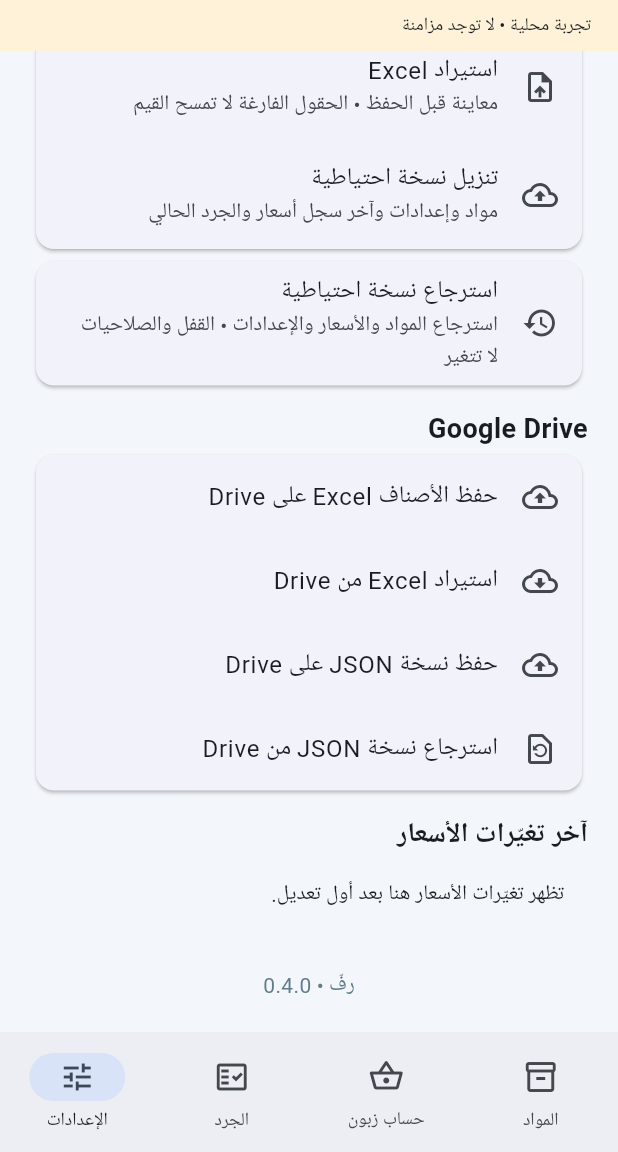
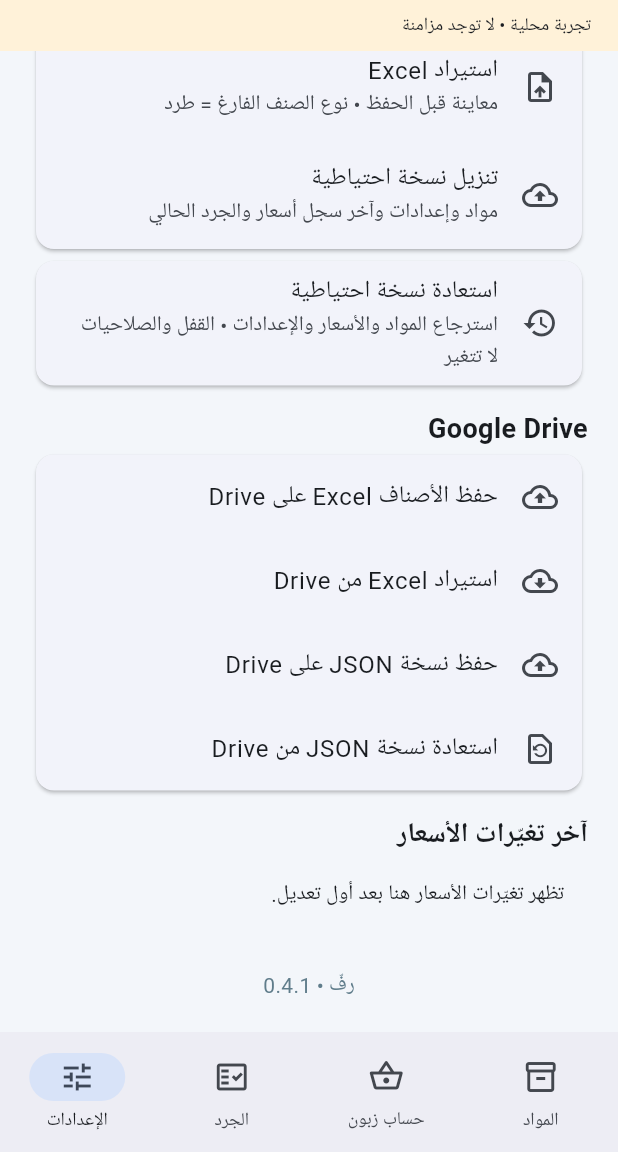
Before and after one commit to dr-askar/raff-app, a Flutter app: the screen it shows after launch, item 4 of the bottom bar chosen, scrolled down 576 dp, on a phone screen of 412 x 824 dp, the part 84-1236 px from its top. Run offline on Flutter 3.47's test engine with Material 3 defaults, Android fonts, the phone set to English and light mode, and no system bars; our stand-ins replace cloud_firestore, cross_file, file_picker, firebase_auth, firebase_core, share_plus and 1 more; missing offline and left inert: cryptography, excel, mobile_scanner; accounts and stored records are empty.

Commit message:
Simplify pack and weight entry and reclaim material list space
Use compact exchange summary, explicit pack/weight selection, direct pack-cost entry, Arabic Excel types with blank-cell pack default, and clearer independent worker restore permission. Preserve legacy sheets without a type column and canonical per-unit costs. Add five focused regression checks; source version 0.4.1+9.

```diff
--- a/lib/data/files.dart
+++ b/lib/data/files.dart
@@ -28,12 +28,12 @@ class StoreFiles {
     final sheet = book['Products'];
     book.delete('Sheet1');
     sheet.appendRow(['id', 'name', 'barcode', 'category', 'pack', 'quantity', 'cost_usd',
-      'margin_percent', 'manual_price', 'sale_price', 'exchange_rate', 'cost_currency', 'cost_syp', 'bargain_percent', 'unit'].map(TextCellValue.new).toList());
+      'margin_percent', 'manual_price', 'sale_price', 'exchange_rate', 'cost_currency', 'cost_syp', 'bargain_percent', 'نوع الصنف'].map(TextCellValue.new).toList());
     for (final p in products) {
       sheet.appendRow([TextCellValue(p.id), TextCellValue(p.name), TextCellValue(p.barcode), TextCellValue(p.category),
         p.pack == p.pack.roundToDouble() ? IntCellValue(p.pack.toInt()) : DoubleCellValue(p.pack), DoubleCellValue(p.quantity), p.costUsd == null ? null : DoubleCellValue(p.costUsd!),
         p.margin == null ? null : DoubleCellValue(p.margin!), p.manualPrice == null ? null : DoubleCellValue(p.manualPrice!),
-        p.ready ? DoubleCellValue(p.price(settings)) : null, DoubleCellValue(settings.rate), TextCellValue(p.costCurrency), p.costLocal == null ? null : DoubleCellValue(p.costLocal!), DoubleCellValue(p.bargainPercent), TextCellValue(p.unit)]);
+        p.ready ? DoubleCellValue(p.price(settings)) : null, DoubleCellValue(settings.rate), TextCellValue(p.costCurrency), p.costLocal == null ? null : DoubleCellValue(p.costLocal!), DoubleCellValue(p.bargainPercent), TextCellValue(p.byWeight ? 'وزن' : 'طرد')]);
     }
     return book.encode()!;
   }
@@ -68,6 +68,8 @@ class StoreFiles {
       'التعبئة': 'pack', 'الكمية': 'quantity', 'التكلفة': 'cost_usd',
       'تكلفة بالسوري': 'cost_syp', 'رأس المال بالسوري': 'cost_syp', 'عملة التكلفة': 'cost_currency',
       'وحدة البيع': 'unit', 'الوحدة': 'unit', 'سعر الطرد': 'cost_per_pack', 'تكلفة الطرد': 'cost_per_pack',
+      'نوع الصنف': 'unit', 'نوع المادة': 'unit', 'طريقة البيع': 'unit',
+      'عدد القطع بالطرد': 'pack', 'عدد القطع في الطرد': 'pack', 'وزن الطرد بالكيلوغرام': 'pack',
       'نسبة المساومة': 'bargain_percent', 'نسبة الربح': 'margin_percent', 'سعر ثابت': 'manual_price',
     };
     final planned = <Product>[], warnings = <String>[];
@@ -133,8 +135,9 @@ class StoreFiles {
           if (parsed == null || !parsed.isFinite || parsed < 0) { throw FormatException('قيمة غير صالحة في $key'); }
           return parsed;
         }
-        var unit = field('unit') ?? old?.unit ?? 'piece';
-        unit = {'كغ': 'kg', 'كيلو': 'kg', 'كيلوغرام': 'kg', 'قطعة': 'piece', 'عدد': 'piece'}[unit] ?? unit.toLowerCase();
+        // A blank type cell explicitly selects the default (pack). Older files
+        // without the column preserve an existing product's unit.
+        final unit = headers.contains('unit') ? productUnit(field('unit')) : old?.unit ?? 'piece';
         final pack = numeric('pack');
         final units = pack ?? old?.pack ?? 1.0;
         if (!['kg', 'piece'].contains(unit) || units <= 0 || (unit == 'piece' && (units < 1 || units != units.roundToDouble()))) {
--- a/lib/domain/models.dart
+++ b/lib/domain/models.dart
@@ -1,4 +1,15 @@
 typedef Json = Map<String, dynamic>;
+
+// Keep stored units compatible while accepting the shop's Excel terminology.
+String productUnit(Object? value) {
+  final text = value?.toString().trim().toLowerCase() ?? '';
+  return const {
+    '': 'piece', 'طرد': 'piece', 'بالطرد': 'piece', 'قطعة': 'piece',
+    'عدد': 'piece', 'pack': 'piece', 'carton': 'piece', 'piece': 'piece',
+    'وزن': 'kg', 'بالوزن': 'kg', 'كغ': 'kg', 'كجم': 'kg', 'كيلو': 'kg',
+    'كيلوغرام': 'kg', 'weight': 'kg', 'kg': 'kg',
+  }[text] ?? text;
+}
 
 // Round the floor upward to the displayed currency precision so a displayed
 // minimum can be entered without exceeding the owner's discount allowance.
@@ -46,7 +57,7 @@ class Product {
   factory Product.fromJson(String id, Json j, [Json? pricing]) => Product(
     id: id, name: j['name'] as String? ?? '',
     category: j['category'] as String? ?? 'عام', barcode: j['barcode'] as String? ?? '',
-    pack: number(j['pack'], 1), unit: j['unit'] as String? ?? 'piece',
+    pack: number(j['pack'], 1), unit: productUnit(j['unit']),
     quantity: number(j['quantity']), bargainPercent: number(j['bargainPercent']), saleBaseUsd: number(j['saleBaseUsd']),
     saleBaseLocal: j['saleBaseLocal'] == null ? null : number(j['saleBaseLocal']),
     costCurrency: j['costCurrency'] as String? ?? 'USD',
--- a/lib/domain/worker_access.dart
+++ b/lib/domain/worker_access.dart
@@ -7,6 +7,7 @@ class WorkerAccess {
     'editExchangeRate': 'تغيير سعر صرف الدولار',
     'addProduct': 'إضافة صنف جديد',
     'deleteProduct': 'حذف صنف',
+    'restoreBackup': 'استعادة نسخة احتياطية',
     'editDetails': 'تعديل الاسم والباركود والتعبئة والوحدة والتصنيف',
     'editQuantity': 'تعديل الكمية المتوفرة',
     'editSalePrice': 'تعديل سعر البيع يدوياً',
@@ -16,7 +17,6 @@ class WorkerAccess {
     'useCalculator': 'استخدام حساب الزبون',
     'viewStocktake': 'رؤية الجرد',
     'countStock': 'إدخال العدد الفعلي أثناء الجرد',
-    'restoreBackup': 'استرجاع نسخة احتياطية (المواد والأسعار والإعدادات)',
     'viewHistory': 'رؤية سجل تغيرات الأسعار',
   };
   final Map<String, bool> _values;
--- a/lib/ui/access_settings.dart
+++ b/lib/ui/access_settings.dart
@@ -79,7 +79,8 @@ class _AccessSettingsState extends State<AccessSettings> {
             items: members!.map((m) => DropdownMenuItem<String>(value: m['id'], child: Text(m['name'] ?? m['id']))).toList(),
             onChanged: busy ? null : (id) => setState(() => choose(members!.firstWhere((m) => m['id'] == id)))),
           const SizedBox(height: 14),
-          ...WorkerAccess.labels.entries.map((e) => Card(child: SwitchListTile(title: Text(e.value), value: access.allows(e.key),
+          ...WorkerAccess.labels.entries.map((e) => Card(child: SwitchListTile(key: ValueKey('permission-${e.key}'), title: Text(e.value), value: access.allows(e.key),
+            subtitle: e.key == 'restoreBackup' ? const Text('استبدال المواد والأسعار والإعدادات، دون تغيير كلمة السر أو الصلاحيات.') : null,
             onChanged: busy ? null : (value) => setState(() => access = access.withValue(e.key, value))))),
         ],
       ]))));
--- a/lib/ui/home.dart
+++ b/lib/ui/home.dart
@@ -122,12 +122,11 @@ class _HomeState extends State<Home> {
     ]),
   ));
 
-  Widget exchangeCard() => Container(margin: const EdgeInsets.fromLTRB(16, 16, 16, 12), padding: const EdgeInsets.all(20),
-    decoration: BoxDecoration(gradient: const LinearGradient(colors: [Color(0xff234f7b), Color(0xff3479b2)]), borderRadius: BorderRadius.circular(22)),
+  Widget exchangeCard() => Container(key: const ValueKey('exchange-summary'), margin: const EdgeInsets.fromLTRB(16, 8, 16, 4), padding: const EdgeInsets.symmetric(horizontal: 12, vertical: 8),
+    decoration: BoxDecoration(gradient: const LinearGradient(colors: [Color(0xff234f7b), Color(0xff3479b2)]), borderRadius: BorderRadius.circular(14)),
     child: Row(children: [Expanded(child: Column(crossAxisAlignment: CrossAxisAlignment.start, children: [
-      const Text('سعر صرف الدولار', style: TextStyle(color: Colors.white70)), const SizedBox(height: 6),
-      Text('${money(s.settings.rate)} ${s.settings.currency}', style: const TextStyle(color: Colors.white, fontSize: 28, fontWeight: FontWeight.bold)),
-      Text('${s.products.length} مادة${s.can('viewMargin') ? ' • ربح عام ${money(s.settings.margin)}%' : ''}', style: const TextStyle(color: Colors.white70, fontSize: 12)),
+      Text('سعر صرف الدولار • ${s.products.length} مادة${s.can('viewMargin') ? ' • ربح عام ${money(s.settings.margin)}%' : ''}', maxLines: 1, overflow: TextOverflow.ellipsis, style: const TextStyle(color: Colors.white70, fontSize: 11)),
+      Text('${money(s.settings.rate)} ${s.settings.currency}', maxLines: 1, overflow: TextOverflow.ellipsis, style: const TextStyle(color: Colors.white, fontSize: 18, fontWeight: FontWeight.bold)),
     ])), if (s.can('editExchangeRate')) IconButton.filledTonal(tooltip: 'تعديل الصرف', onPressed: busy ? null : () async {
       final n = await numberDialog('سعر صرف الدولار', 'السعر الجديد', initial: s.settings.rate);
       if (n != null && mounted && await confirm(context, 'تحديث الأسعار التلقائية', 'تتغير الأسعار التلقائية وفق الصرف ${money(n)}. الأسعار الثابتة تبقى كما هي.')) {
@@ -355,12 +354,12 @@ class _HomeState extends State<Home> {
       const SizedBox(height: 12), const Text('الملفات والنسخ الاحتياطي', style: TextStyle(fontSize: 18, fontWeight: FontWeight.bold)),
       Card(child: Column(children: [
         ListTile(leading: const Icon(Icons.download_outlined), title: const Text('تصدير المواد إلى Excel'), onTap: busy ? null : () => action(() => StoreFiles.shareBytes(StoreFiles.productExcel(s.products, s.settings), 'raff-products.xlsx', 'application/vnd.openxmlformats-officedocument.spreadsheetml.sheet'), 'ملف المواد جاهز للمشاركة')),
-        ListTile(leading: const Icon(Icons.upload_file_outlined), title: const Text('استيراد Excel'), subtitle: const Text('معاينة قبل الحفظ • الحقول الفارغة لا تمسح القيم'), onTap: busy ? null : importExcel),
+        ListTile(leading: const Icon(Icons.upload_file_outlined), title: const Text('استيراد Excel'), subtitle: const Text('معاينة قبل الحفظ • نوع الصنف الفارغ = طرد'), onTap: busy ? null : importExcel),
         ListTile(leading: const Icon(Icons.backup_outlined), title: const Text('تنزيل نسخة احتياطية'), subtitle: const Text('مواد وإعدادات وآخر سجل أسعار والجرد الحالي'), onTap: busy ? null : () => action(() => StoreFiles.shareJson(s.backup()), 'النسخة جاهزة. احفظها في مكان آمن')),
       ])),
     ],
     if (s.can('restoreBackup')) Card(child: ListTile(leading: const Icon(Icons.restore),
-      title: const Text('استرجاع نسخة احتياطية'), subtitle: const Text('استرجاع المواد والأسعار والإعدادات • القفل والصلاحيات لا تتغير'),
+      title: const Text('استعادة نسخة احتياطية'), subtitle: const Text('استرجاع المواد والأسعار والإعدادات • القفل والصلاحيات لا تتغير'),
       onTap: busy ? null : () => restore())),
     if (s.owner || s.can('restoreBackup')) ...[
       const SizedBox(height: 12), const Text('Google Drive', style: TextStyle(fontSize: 18, fontWeight: FontWeight.bold)),
@@ -373,7 +372,7 @@ class _HomeState extends State<Home> {
           ListTile(leading: const Icon(Icons.backup_outlined), title: const Text('حفظ نسخة JSON على Drive'),
             onTap: busy ? null : () => saveDrive(backup: true)),
         ],
-        if (s.can('restoreBackup')) ListTile(leading: const Icon(Icons.restore_page_outlined), title: const Text('استرجاع نسخة JSON من Drive'),
+        if (s.can('restoreBackup')) ListTile(leading: const Icon(Icons.restore_page_outlined), title: const Text('استعادة نسخة JSON من Drive'),
           onTap: busy ? null : () => restore(fromDrive: true)),
       ])),
     ],
@@ -386,7 +385,7 @@ class _HomeState extends State<Home> {
         trailing: Text('${money(h.before)}\n↓ ${money(h.after)}')))),
     ],
     if (!s.owner) const Padding(padding: EdgeInsets.all(24), child: Text('الميزات المتاحة تحددها صلاحياتك. اطلب من صاحب المحل تغييرها عند الحاجة.')),
-    const SizedBox(height: 24), const Center(child: Text('رفّ • 0.4.0', style: TextStyle(color: Colors.blueGrey))),
+    const SizedBox(height: 24), const Center(child: Text('رفّ • 0.4.1', style: TextStyle(color: Colors.blueGrey))),
   ]);
 
   Future<void> currencyDialog() async {
--- a/pubspec.yaml
+++ b/pubspec.yaml
@@ -1,7 +1,7 @@
 name: raff
 description: رفّ — أسعار وباركود وجرد لمحل صغير
 publish_to: none
-version: 0.4.0+8
+version: 0.4.1+9
 environment:
   sdk: '>=3.5.0 <4.0.0'
 dependencies:
```
Also changed, not shown: lib/ui/product_editor.dart (+11 -10 lines), 3 other files.
